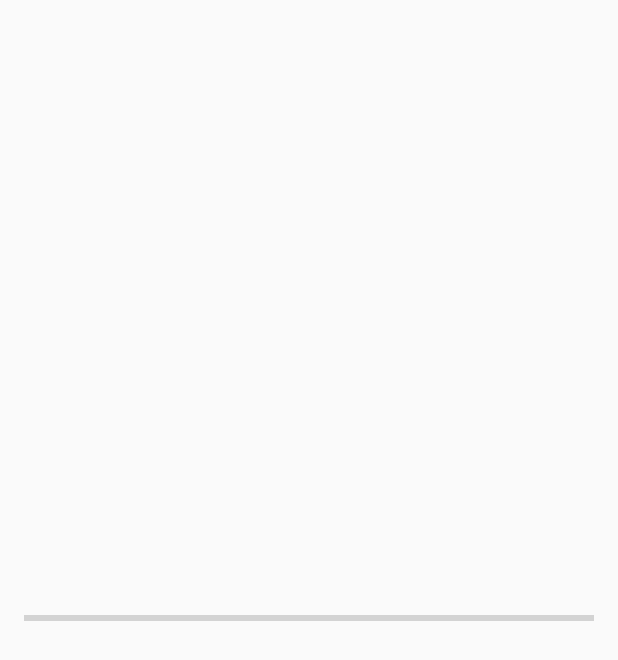
After one commit to Gyps0phila/FirstTest, an Android app: the ProgressBarTestAty screen opened directly, with no data from a screen before it, on a phone screen of 412 x 824 dp. The commit adds this screen. Shown: the top 660 px of the screen. Run offline under Robolectric (Android 15) with nearby library versions, the phone set to English and light mode, and no system bars.

Commit message:
test asynctask

```diff
--- a/src/main/AndroidManifest.xml
+++ b/src/main/AndroidManifest.xml
@@ -12,6 +12,7 @@
     <uses-permission android:name="android.permission.CHANGE_WIFI_STATE" />
     <uses-permission android:name="android.permission.GET_TASKS" />
     <uses-permission android:name="android.permission.WRITE_EXTERNAL_STORAGE" />
+    <uses-permission android:name="android.permission.INTERNET" />
 
 
     <application
@@ -46,6 +47,9 @@
         <activity android:name="com.example.gypsophila.systemservice.SystemServiceAty" />
         <activity android:name="com.example.gypsophila.file.FileAty" />
         <activity android:name="com.example.gypsophila.baseadapter.BaseAdapterAty" />
+        <activity android:name="com.example.gypsophila.asynctask.MyAsyncTaskAty" />
+        <activity android:name="com.example.gypsophila.asynctask.ImageTestAty" />
+        <activity android:name="com.example.gypsophila.asynctask.ProgressBarTestAty" />
 
         <service
             android:name="com.example.gypsophila.service.MyStartService" />
--- /dev/null
+++ b/src/main/java/com/example/gypsophila/asynctask/ProgressBarTestAty.java
@@ -0,0 +1,65 @@
+package com.example.gypsophila.asynctask;
+
+import android.app.Activity;
+import android.os.AsyncTask;
+import android.os.Bundle;
+import android.widget.ProgressBar;
+
+import com.example.gypsophila.dailytest.R;
+
+/**
+ * Created by Gypsophila on 2016/2/24.
+ */
+public class ProgressBarTestAty extends Activity {
+
+    private ProgressBar asynctask_pb;
+    private MyAsyncTask myAsyncTask;
+    @Override
+    protected void onCreate(Bundle savedInstanceState) {
+        super.onCreate(savedInstanceState);
+        setContentView(R.layout.asynctask_pb);
+        asynctask_pb = (ProgressBar) findViewById(R.id.asynctask_pb2);
+        myAsyncTask = new MyAsyncTask();
+        myAsyncTask.execute();
+    }
+
+
+    @Override
+    protected void onPause() {
+        super.onPause();
+        /**
+         * 这个地方使得效果上线程生命周期与activity保持了一致
+         */
+        if (myAsyncTask != null && myAsyncTask.getStatus() == AsyncTask.Status.RUNNING) {
+            myAsyncTask.cancel(true);
+        }
+    }
+
+    class MyAsyncTask extends AsyncTask<Void, Integer, Void> {
+
+        @Override
+        protected Void doInBackground(Void... params) {
+            for (int i = 0; i < 100; i++) {
+                if (isCancelled()) {
+                    break;
+                }
+                publishProgress(i);
+                try {
+                    Thread.sleep(200);
+                } catch (InterruptedException e) {
+                    e.printStackTrace();
+                }
+            }
+            return null;
+        }
+
+        @Override
+        protected void onProgressUpdate(Integer... values) {
+            super.onProgressUpdate(values);
+            if (isCancelled()) {
+                return;
+            }
+            asynctask_pb.setProgress(values[0]);
+        }
+    }
+}
--- a/src/main/java/com/example/gypsophila/dailytest/MainActivity.java
+++ b/src/main/java/com/example/gypsophila/dailytest/MainActivity.java
@@ -11,6 +11,7 @@ import android.view.View;
 import android.widget.Button;
 import android.widget.Toast;
 
+import com.example.gypsophila.asynctask.MyAsyncTaskAty;
 import com.example.gypsophila.baseadapter.BaseAdapterAty;
 import com.example.gypsophila.broadcast.BroadCastAty;
 import com.example.gypsophila.contentprovider.ContentResolverAty;
@@ -302,6 +303,10 @@ public class MainActivity extends ActionBarActivity implements View.OnClickListe
                 startActivity(intent);
                 break;
             }
+            case R.id.btn_asynctask: {
+                startActivity(new Intent(this, MyAsyncTaskAty.class));
+                break;
+            }
         }
     }
     @Override
--- /dev/null
+++ b/src/main/res/layout/asynctask_pb.xml
@@ -0,0 +1,13 @@
+<?xml version="1.0" encoding="utf-8"?>
+<RelativeLayout xmlns:android="http://schemas.android.com/apk/res/android"
+    android:layout_width="match_parent" android:layout_height="match_parent"
+    android:padding="16dp">
+
+    <ProgressBar
+        style="?android:attr/progressBarStyleHorizontal"
+        android:layout_width="match_parent"
+        android:layout_height="wrap_content"
+        android:id="@+id/asynctask_pb2"
+        android:layout_centerVertical="true"
+        android:layout_centerHorizontal="true" />
+</RelativeLayout>
```
Also changed, not shown: src/main/java/com/example/gypsophila/asynctask/ImageTestAty.java (added, +80 -0 lines), src/main/java/com/example/gypsophila/asynctask/MyAsyncTask.java (added, +46 -0 lines), src/main/java/com/example/gypsophila/asynctask/MyAsyncTaskAty.java (added, +35 -0 lines), src/main/res/layout/activity_main.xml (+8 -0 lines), src/main/res/layout/asynctask.xml (added, +19 -0 lines), src/main/res/layout/asynctask_img.xml (added, +20 -0 lines).
